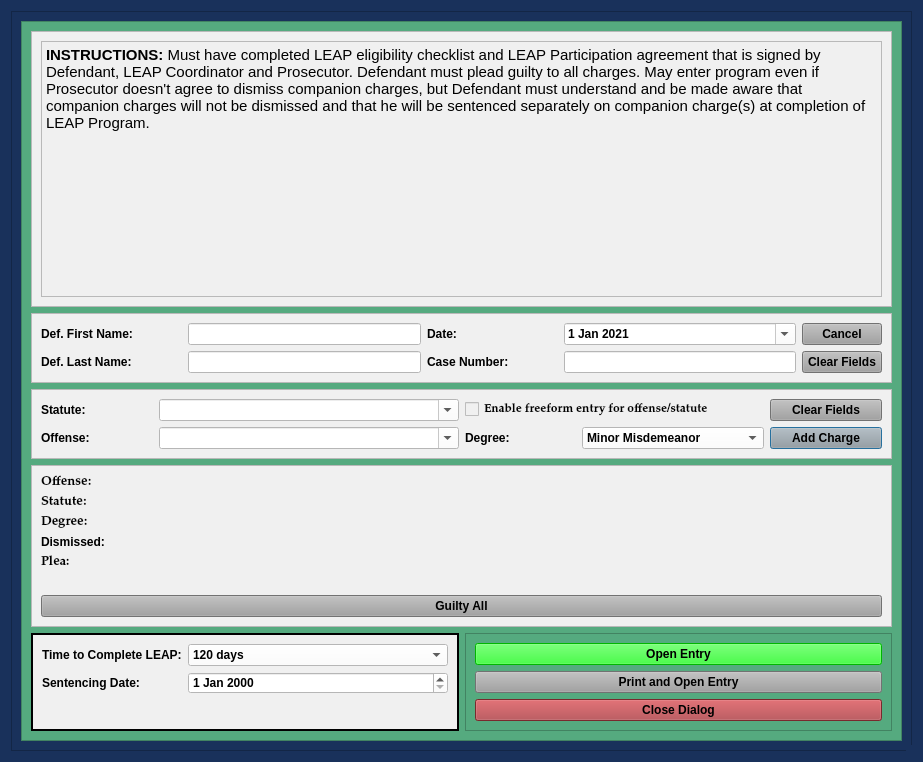
The window that package/views/ui/LeapPleaLongDialog.ui (HunterProgram22/MuniEntry) describes before a commit, drawn with Qt 5.
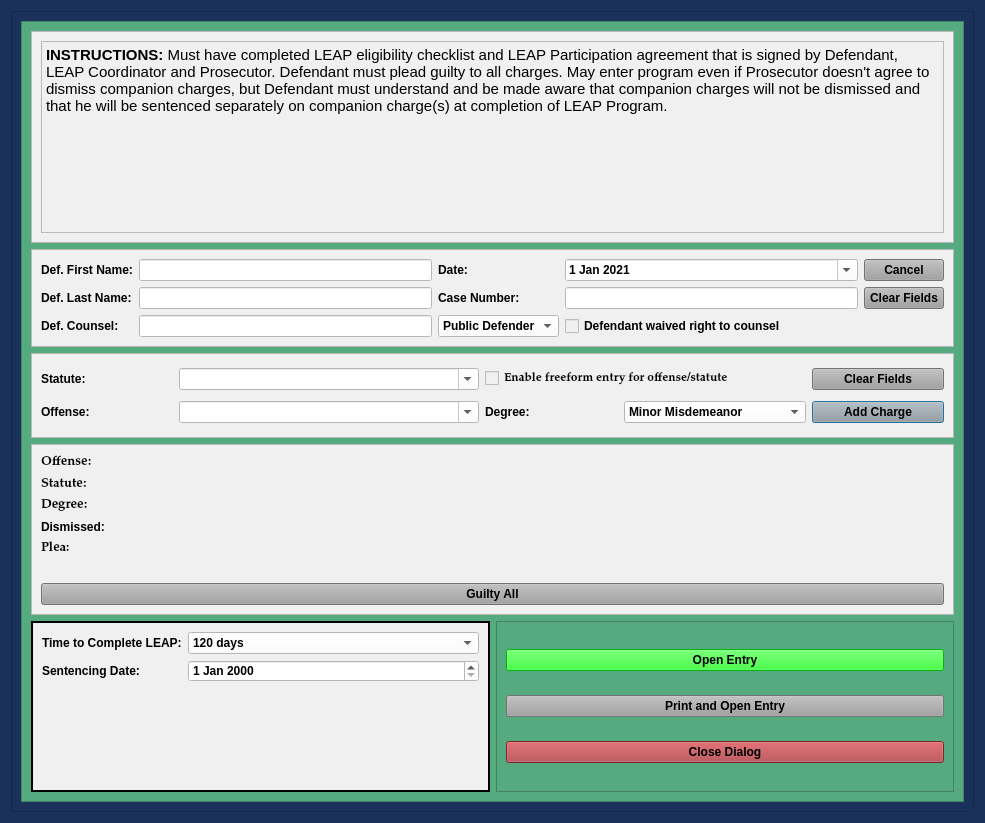
The same window after the commit.

Commit message: Updated UI and templates for def counsel box.

Patch:
```diff
--- a/package/views/ui/LeapPleaLongDialog.ui
+++ b/package/views/ui/LeapPleaLongDialog.ui
@@ -9,8 +9,8 @@
    <rect>
     <x>0</x>
     <y>0</y>
-    <width>923</width>
-    <height>762</height>
+    <width>985</width>
+    <height>823</height>
    </rect>
   </property>
   <property name="sizePolicy">
@@ -177,13 +177,19 @@
           <rect>
            <x>0</x>
            <y>0</y>
-           <width>858</width>
-           <height>765</height>
+           <width>920</width>
+           <height>796</height>
           </rect>
          </property>
-         <layout class="QGridLayout" name="gridLayout_6">
+         <layout class="QGridLayout" name="gridLayout_6" rowstretch="0,1,1,2,2">
           <item row="1" column="0" colspan="2">
-           <widget class="QFrame" name="frame_3">
+           <widget class="QFrame" name="case_name_Frame">
+            <property name="sizePolicy">
+             <sizepolicy hsizetype="Preferred" vsizetype="Preferred">
+              <horstretch>0</horstretch>
+              <verstretch>0</verstretch>
+             </sizepolicy>
+            </property>
             <property name="styleSheet">
              <string notr="true">background-color: rgb(240, 240, 240);</string>
             </property>
@@ -196,12 +202,6 @@
             <layout class="QGridLayout" name="gridLayout">
              <item row="0" column="0">
               <widget class="QLabel" name="label">
-               <property name="minimumSize">
-                <size>
-                 <width>141</width>
-                 <height>0</height>
-                </size>
-               </property>
                <property name="text">
                 <string>Def. First Name:</string>
                </property>
@@ -269,12 +269,6 @@
              </item>
              <item row="1" column="0">
               <widget class="QLabel" name="label_2">
-               <property name="minimumSize">
-                <size>
-                 <width>141</width>
-                 <height>0</height>
-                </size>
-               </property>
                <property name="text">
                 <string>Def. Last Name:</string>
                </property>
@@ -292,12 +286,6 @@
              </item>
              <item row="1" column="2">
               <widget class="QLabel" name="label_3">
-               <property name="minimumSize">
-                <size>
-                 <width>131</width>
-                 <height>0</height>
-                </size>
-               </property>
                <property name="text">
                 <string>Case Number:</string>
                </property>
@@ -329,6 +317,44 @@
                </property>
               </widget>
              </item>
+             <item row="2" column="0">
+              <widget class="QLabel" name="label_24">
+               <property name="text">
+                <string>Def. Counsel:</string>
+               </property>
+              </widget>
+             </item>
+             <item row="2" column="1">
+              <widget class="QLineEdit" name="defense_counsel_name_box">
+               <property name="styleSheet">
+                <string notr="true">background-color: rgb(255, 255, 255);</string>
+               </property>
+              </widget>
+             </item>
+             <item row="2" column="2">
+              <widget class="QComboBox" name="defense_counsel_type_box">
+               <property name="styleSheet">
+                <string notr="true">background-color: rgb(255, 255, 255);</string>
+               </property>
+               <item>
+                <property name="text">
+                 <string>Public Defender</string>
+                </property>
+               </item>
+               <item>
+                <property name="text">
+                 <string>Private</string>
+                </property>
+               </item>
+              </widget>
+             </item>
+             <item row="2" column="3">
+              <widget class="QCheckBox" name="defense_counsel_waived_checkBox">
+               <property name="text">
+                <string>Defendant waived right to counsel</string>
+               </property>
+              </widget>
+             </item>
             </layout>
            </widget>
           </item>
@@ -494,120 +520,7 @@
             </layout>
            </widget>
           </item>
-          <item row="3" column="0" rowspan="2" colspan="2">
-           <widget class="QFrame" name="frame_6">
-            <property name="styleSheet">
-             <string notr="true">background-color: rgb(240, 240, 240);</string>
-            </property>
-            <property name="frameShape">
-             <enum>QFrame::StyledPanel</enum>
-            </property>
-            <property name="frameShadow">
-             <enum>QFrame::Raised</enum>
-            </property>
-            <layout class="QGridLayout" name="gridLayout_3">
-             <item row="0" column="0">
-              <layout class="QGridLayout" name="charges_gridLayout">
-               <item row="1" column="0">
-                <widget class="QLabel" name="label_20">
-                 <property name="font">
-                  <font>
-                   <family>Palatino Linotype</family>
-                   <pointsize>10</pointsize>
-                   <weight>75</weight>
-                   <italic>false</italic>
-                   <bold>true</bold>
-                  </font>
-                 </property>
-                 <property name="text">
-                  <string>Statute:</string>
-                 </property>
-                </widget>
-               </item>
-               <item row="4" column="0">
-                <widget class="QLabel" name="plea_label_1">
-                 <property name="font">
-                  <font>
-                   <family>Palatino Linotype</family>
-                   <pointsize>10</pointsize>
-                   <weight>75</weight>
-                   <italic>false</italic>
-                   <bold>true</bold>
-                  </font>
-                 </property>
-                 <property name="text">
-                  <string>Plea:</string>
-                 </property>
-                </widget>
-               </item>
-               <item row="2" column="0">
-                <widget class="QLabel" name="label_21">
-                 <property name="font">
-                  <font>
-                   <family>Palatino Linotype</family>
-                   <pointsize>10</pointsize>
-                   <weight>75</weight>
-                   <italic>false</italic>
-                   <bold>true</bold>
-                  </font>
-                 </property>
-                 <property name="text">
-                  <string>Degree:</string>
-                 </property>
-                </widget>
-               </item>
-               <item row="0" column="0">
-                <widget class="QLabel" name="offense_label_1">
-                 <property name="font">
-                  <font>
-                   <family>Palatino Linotype</family>
-                   <pointsize>10</pointsize>
-                   <weight>75</weight>
-                   <italic>false</italic>
-                   <bold>true</bold>
-                  </font>
-                 </property>
-                 <property name="text">
-                  <string>Offense:</string>
-                 </property>
-                 <property name="wordWrap">
-                  <bool>true</bool>
-                 </property>
-                </widget>
-               </item>
-               <item row="5" column="0">
-                <widget class="QLabel" name="label_4">
-                 <property name="text">
-                  <string/>
-                 </property>
-                </widget>
-               </item>
-               <item row="3" column="0">
-                <widget class="QLabel" name="label_5">
-                 <property name="text">
-                  <string>Dismissed:</string>
-                 </property>
-                </widget>
-               </item>
-              </layout>
-             </item>
-             <item row="1" column="0">
-              <widget class="QPushButton" name="guilty_all_Button">
-               <property name="focusPolicy">
-                <enum>Qt::NoFocus</enum>
-               </property>
-               <property name="styleSheet">
-                <string notr="true">background-color: rgb(160, 160, 160);</string>
-               </property>
-               <property name="text">
-                <string>Guilty All</string>
-               </property>
-              </widget>
-             </item>
-            </layout>
-           </widget>
-          </item>
-          <item row="5" column="0">
+          <item row="4" column="0">
            <widget class="QFrame" name="frame_5">
             <property name="styleSheet">
              <string notr="true">background-color: rgb(240, 240, 240);</string>
@@ -663,7 +576,7 @@
             </layout>
            </widget>
           </item>
-          <item row="5" column="1">
+          <item row="4" column="1">
            <widget class="QFrame" name="frame_7">
             <property name="frameShape">
              <enum>QFrame::StyledPanel</enum>
@@ -737,6 +650,119 @@
             </layout>
            </widget>
           </item>
+          <item row="3" column="0" colspan="2">
+           <widget class="QFrame" name="frame_6">
+            <property name="styleSheet">
+             <string notr="true">background-color: rgb(240, 240, 240);</string>
+            </property>
+            <property name="frameShape">
+             <enum>QFrame::StyledPanel</enum>
+            </property>
+            <property name="frameShadow">
+             <enum>QFrame::Raised</enum>
+            </property>
+            <layout class="QGridLayout" name="gridLayout_3">
+             <item row="0" column="0">
+              <layout class="QGridLayout" name="charges_gridLayout">
+               <item row="1" column="0">
+                <widget class="QLabel" name="label_20">
+                 <property name="font">
+                  <font>
+                   <family>Palatino Linotype</family>
+                   <pointsize>10</pointsize>
+                   <weight>75</weight>
+                   <italic>false</italic>
+                   <bold>true</bold>
+                  </font>
+                 </property>
+                 <property name="text">
+                  <string>Statute:</string>
+                 </property>
+                </widget>
+               </item>
+               <item row="4" column="0">
+                <widget class="QLabel" name="plea_label_1">
+                 <property name="font">
+                  <font>
+                   <family>Palatino Linotype</family>
+                   <pointsize>10</pointsize>
+                   <weight>75</weight>
+                   <italic>false</italic>
+                   <bold>true</bold>
+                  </font>
+                 </property>
+                 <property name="text">
+                  <string>Plea:</string>
+                 </property>
+                </widget>
+               </item>
+               <item row="2" column="0">
+                <widget class="QLabel" name="label_21">
+                 <property name="font">
+                  <font>
+                   <family>Palatino Linotype</family>
+                   <pointsize>10</pointsize>
+                   <weight>75</weight>
+                   <italic>false</italic>
+                   <bold>true</bold>
+                  </font>
+                 </property>
+                 <property name="text">
+                  <string>Degree:</string>
+                 </property>
+                </widget>
+               </item>
+               <item row="0" column="0">
+                <widget class="QLabel" name="offense_label_1">
+                 <property name="font">
+                  <font>
+                   <family>Palatino Linotype</family>
+                   <pointsize>10</pointsize>
+                   <weight>75</weight>
+                   <italic>false</italic>
+                   <bold>true</bold>
+                  </font>
+                 </property>
+                 <property name="text">
+                  <string>Offense:</string>
+                 </property>
+                 <property name="wordWrap">
+                  <bool>true</bool>
+                 </property>
+                </widget>
+               </item>
+               <item row="5" column="0">
+                <widget class="QLabel" name="label_4">
+                 <property name="text">
+                  <string/>
+                 </property>
+                </widget>
+               </item>
+               <item row="3" column="0">
+                <widget class="QLabel" name="label_5">
+                 <property name="text">
+                  <string>Dismissed:</string>
+                 </property>
+                </widget>
+               </item>
+              </layout>
+             </item>
+             <item row="1" column="0">
+              <widget class="QPushButton" name="guilty_all_Button">
+               <property name="focusPolicy">
+                <enum>Qt::NoFocus</enum>
+               </property>
+               <property name="styleSheet">
+                <string notr="true">background-color: rgb(160, 160, 160);</string>
+               </property>
+               <property name="text">
+                <string>Guilty All</string>
+               </property>
+              </widget>
+             </item>
+            </layout>
+           </widget>
+          </item>
          </layout>
         </widget>
        </widget>
```
Left out of the diff: 3 changed lines with no effect on the pictures. The commit also changes 16 other files.
